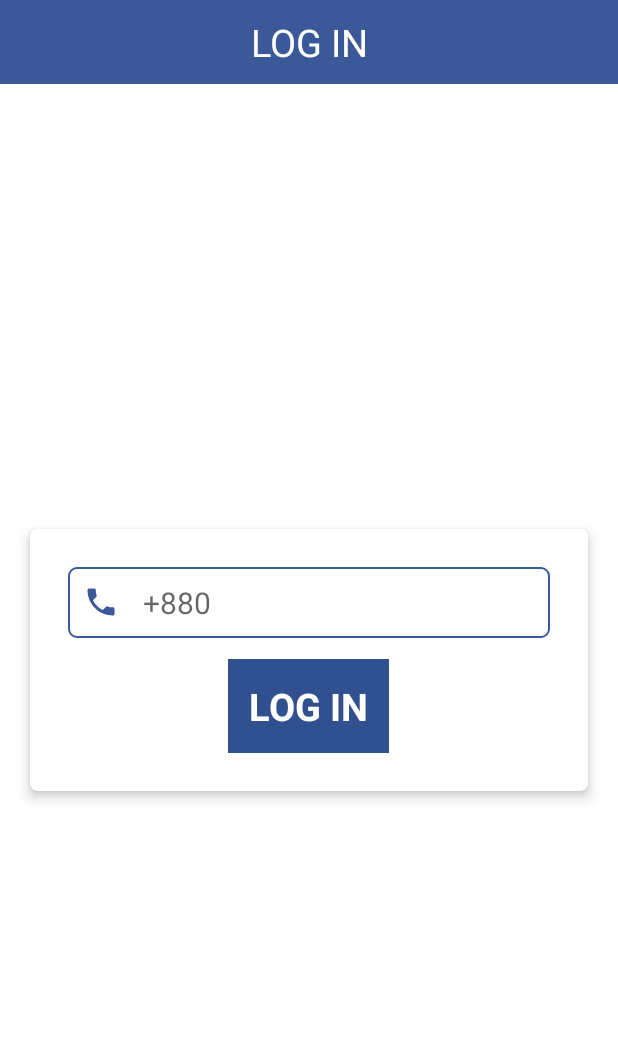
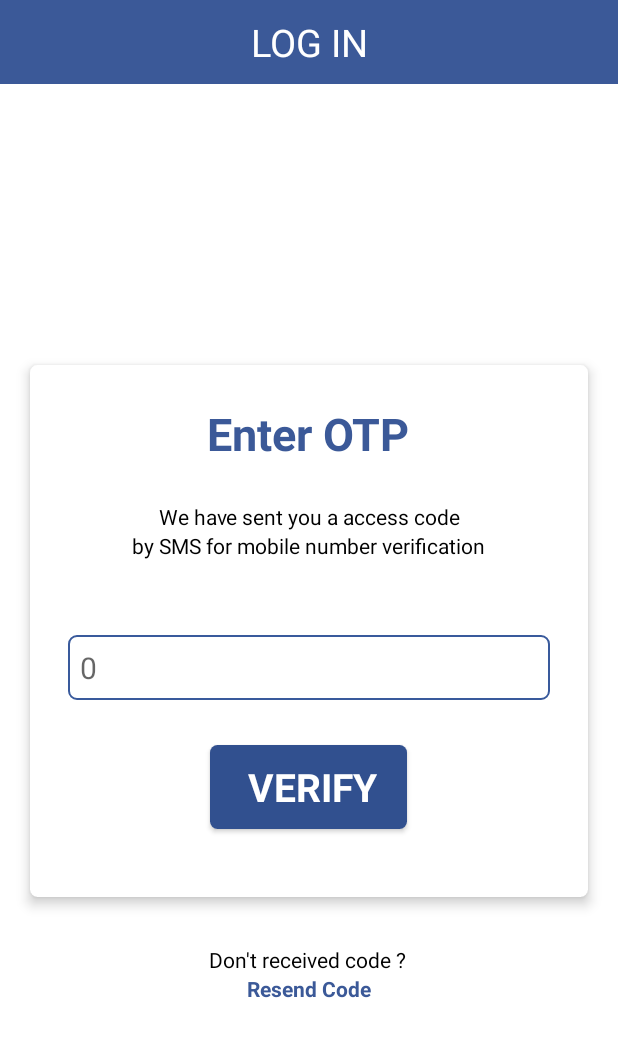
Before and after one commit to LowSpeeddevelopers/Easy_Business_Card, an Android app: the screen it shows after launch (MainActivity), after a tap on "LOG IN", on a phone screen of 412 x 824 dp. Shown: the top 1037 px of the screen. Run offline under Robolectric (Android 15) with nearby library versions, the phone set to English and light mode, and no system bars; our stand-ins replace Firebase (no records; nobody signed in at launch, a user with empty details on screens opened directly); Roboto replaces fonts that are not available here.

```diff
--- a/app/build.gradle
+++ b/app/build.gradle
@@ -12,6 +12,8 @@ android {
         versionName "1.0"
         testInstrumentationRunner "androidx.test.runner.AndroidJUnitRunner"
     }
+
+
     buildTypes {
         release {
             minifyEnabled false
--- a/app/src/main/java/com/nexttech/easybusinesscard/Job/Activity/MainActivity.java
+++ b/app/src/main/java/com/nexttech/easybusinesscard/Job/Activity/MainActivity.java
@@ -17,6 +17,7 @@ import android.graphics.Color;
 import android.net.ConnectivityManager;
 import android.net.NetworkInfo;
 import android.os.Bundle;
+import android.util.Log;
 import android.view.MenuItem;
 import android.view.View;
 import android.widget.FrameLayout;
@@ -25,11 +26,19 @@ import android.widget.LinearLayout;
 import android.widget.TextView;
 import android.widget.Toast;
 
+import com.google.android.gms.tasks.OnCanceledListener;
+import com.google.android.gms.tasks.OnCompleteListener;
+import com.google.android.gms.tasks.OnFailureListener;
+import com.google.android.gms.tasks.OnSuccessListener;
+import com.google.android.gms.tasks.Task;
 import com.google.android.material.navigation.NavigationView;
 import com.google.firebase.auth.FirebaseAuth;
 import com.google.firebase.auth.FirebaseUser;
+import com.google.firebase.database.DataSnapshot;
+import com.google.firebase.database.DatabaseError;
 import com.google.firebase.database.DatabaseReference;
 import com.google.firebase.database.FirebaseDatabase;
+import com.google.firebase.database.ValueEventListener;
 import com.nexttech.easybusinesscard.Job.Fragment.EmployeeSignUp;
 import com.nexttech.easybusinesscard.Job.Fragment.EmployerSignup;
 import com.nexttech.easybusinesscard.Job.Fragment.Login_fragment;
@@ -59,7 +68,7 @@ public class MainActivity extends AppCompatActivity {
     Verification verification;
     public static String mobileNumber;
     AlertDialog.Builder builder;
-    static FirebaseDatabase database;
+     static DatabaseReference database;
     ImageView bagbutton,chatbutton,cardbutton,profilebutton;
     FrameLayout container;
     boolean isSelected = false;
@@ -67,10 +76,13 @@ public class MainActivity extends AppCompatActivity {
     static Context context;
 
 
+
+
+
+
     @Override
     protected void onStart() {
         super.onStart();
-
         if (!hasConnection()){
             builder = new AlertDialog.Builder(this);
             //Uncomment the below code to Set the message and title from the strings.xml file
@@ -88,12 +100,33 @@ public class MainActivity extends AppCompatActivity {
             //Setting the title manually
             alert.setTitle("No Internet");
             alert.show();
-        }
+        }else {
+            if(firebaseUser!=null){
+                database.child("Users").child("Employer").child(firebaseUser.getUid()).addValueEventListener(new ValueEventListener() {
+                    @Override
+                    public void onDataChange(@NonNull DataSnapshot dataSnapshot) {
+                        if(dataSnapshot.exists()){
 
-        if(firebaseUser!=null){
-            getSupportFragmentManager().beginTransaction().replace(R.id.container,new Login_fragment(this,verification)).commit();
-        }else {
-            getSupportFragmentManager().beginTransaction().replace(R.id.container,new Login_fragment(this,verification)).commit();
+                        }else {
+                            Bundle b = new Bundle();
+                            b.putString("phone",firebaseUser.getPhoneNumber());
+                            Fragment f = new signUp_Type(MainActivity.this);
+                            f.setArguments(b);
+
+                            getSupportFragmentManager().beginTransaction().replace(R.id.container,f).commit();
+                        }
+                    }
+
+                    @Override
+                    public void onCancelled(@NonNull DatabaseError databaseError) {
+
+                    }
+                });
+            }else {
+                Fragment f=new Login_fragment(this,verification);
+
+                getSupportFragmentManager().beginTransaction().replace(R.id.container,f).commit();
+            }
         }
     }
 
@@ -108,11 +141,9 @@ public class MainActivity extends AppCompatActivity {
         //getSupportActionBar().setDisplayHomeAsUpEnabled(true);
         container=findViewById(R.id.container);
 
-
         setSupportActionBar(null);
         Toolbar toolbar = findViewById(R.id.toolbarMainActivity);
         TextView toolbartext = toolbar.findViewById(R.id.toolbartext);
-
         bagbutton=findViewById(R.id.bagbutton);
         chatbutton=findViewById(R.id.chatbutton);
         cardbutton=findViewById(R.id.cardbutton);
@@ -122,22 +153,21 @@ public class MainActivity extends AppCompatActivity {
         //userId=firebaseAuth.getCurrentUser().getUid();
         firebaseUser=firebaseAuth.getCurrentUser();
         verification=new Verification(this,firebaseAuth);
-        database = FirebaseDatabase.getInstance();
+        database = FirebaseDatabase.getInstance().getReference();
         context = this;
-
-
-
-
-
-
 
 
         nv = findViewById(R.id.nv);
         bottomnav = findViewById(R.id.bottomnav);
 
 
+
+
+
         nv.setVisibility(View.GONE);
         bottomnav.setVisibility(View.GONE);
+
+
 
 
 
@@ -278,76 +308,43 @@ public class MainActivity extends AppCompatActivity {
                 }
             }
         });
-
         if(firebaseUser!=null){
             nv.setVisibility(View.VISIBLE);
             bottomnav.setVisibility(View.VISIBLE);
         }
-
-
     }
-
     @Override
     public boolean onOptionsItemSelected(MenuItem item) {
         if(t.onOptionsItemSelected(item))
             return true;
         return super.onOptionsItemSelected(item);
     }
-
-
-
-
-
-
-
-
     public static void employerInfoSaveInFirebase(EmployerInfoModel employerInfoModel){
         String userId = firebaseUser.getUid();
-
-        DatabaseReference myRef = database.getReference("Users").child("Employer").child(userId);
-
+        DatabaseReference myRef = database.child("Users").child("Employer").child(userId);
         myRef.setValue(employerInfoModel);
-
         Toast.makeText(context, "Employer Information Insert Successfully", Toast.LENGTH_SHORT).show();
     }
-
     public static void employeeInfoSaveInFirebase(EmployeeInfoModel employeeInfoModel){
         String userId = firebaseUser.getUid();
-
-        DatabaseReference myRef = database.getReference("Users").child("Employee").child(userId);
-
+        DatabaseReference myRef = database.child("Users").child("Employee").child(userId);
         myRef.setValue(employeeInfoModel);
-
         Toast.makeText(context, "Employee Information Insert Successfully", Toast.LENGTH_SHORT).show();
     }
-
     public boolean hasConnection() {
         ConnectivityManager cm = (ConnectivityManager) getSystemService(Context.CONNECTIVITY_SERVICE);
-
         NetworkInfo wifiNetwork = cm.getNetworkInfo(ConnectivityManager.TYPE_WIFI);
         if (wifiNetwork != null && wifiNetwork.isConnected()) {
             return true;
         }
-
         NetworkInfo mobileNetwork = cm.getNetworkInfo(ConnectivityManager.TYPE_MOBILE);
         if (mobileNetwork != null && mobileNetwork.isConnected()) {
             return true;
         }
-
         NetworkInfo activeNetwork = cm.getActiveNetworkInfo();
         if (activeNetwork != null && activeNetwork.isConnected()) {
             return true;
         }
-
         return false;
     }
-
-
-
-
-
-
-
-
-
 }
--- a/app/src/main/java/com/nexttech/easybusinesscard/Job/Fragment/Login_fragment.java
+++ b/app/src/main/java/com/nexttech/easybusinesscard/Job/Fragment/Login_fragment.java
@@ -45,6 +45,13 @@ public class Login_fragment extends Fragment {
                 String number = phone.getText().toString().trim();
                 MainActivity.mobileNumber = number;
                 //MainActivity.viewPager.setCurrentItem(1);
+                Bundle b = new Bundle();
+                b.putString("phone",number);
+
+                Fragment f = new OTP_verification(context,verification);
+                f.setArguments(b);
+
+                getFragmentManager().beginTransaction().replace(R.id.container,f).commit();
                 verification.sendVerificationCode(number);
             }
         });
--- a/app/src/main/java/com/nexttech/easybusinesscard/Job/Fragment/OTP_verification.java
+++ b/app/src/main/java/com/nexttech/easybusinesscard/Job/Fragment/OTP_verification.java
@@ -9,6 +9,7 @@ import android.view.LayoutInflater;
 import android.view.View;
 import android.view.ViewGroup;
 import android.widget.EditText;
+import android.widget.TextView;
 
 import com.google.firebase.auth.FirebaseAuth;
 import com.nexttech.easybusinesscard.Job.Verification;
@@ -24,6 +25,8 @@ public class OTP_verification extends Fragment {
     private FirebaseAuth mAuth;
 
     Verification verification;
+    TextView phonenumber;
+
 
     public OTP_verification(Context context,Verification verification) {
         this.context = context;
@@ -38,6 +41,12 @@ public class OTP_verification extends Fragment {
         mAuth = FirebaseAuth.getInstance();
 
         editTextCode = view.findViewById(R.id.edt_text_code);
+        phonenumber=view.findViewById(R.id.phonenumber);
+
+
+        String s = getArguments().getString("phone");
+
+        phonenumber.setText(s);
 
         //if the automatic sms detection did not work, user can also enter the code manually
         //so adding a click listener to the button
@@ -50,14 +59,12 @@ public class OTP_verification extends Fragment {
                     editTextCode.requestFocus();
                     return;
                 }
-
                 //verifying the code entered manually
                 verification.verifyVerificationCode(code);
+
             }
         });
-
         return view;
-
     }
 
     //the method is sending verification code
--- a/app/src/main/java/com/nexttech/easybusinesscard/Job/Fragment/signUp_Type.java
+++ b/app/src/main/java/com/nexttech/easybusinesscard/Job/Fragment/signUp_Type.java
@@ -6,12 +6,12 @@ import android.os.Bundle;
 
 import androidx.fragment.app.Fragment;
 
+import android.util.Log;
 import android.view.LayoutInflater;
 import android.view.View;
 import android.view.ViewGroup;
 import android.widget.Button;
 
-import com.nexttech.easybusinesscard.Job.Activity.MainActivity;
 import com.nexttech.easybusinesscard.R;
 
 
@@ -32,6 +32,9 @@ public class signUp_Type extends Fragment {
         btnSignupEmployee = view.findViewById(R.id.btn_signUp_employee);
         btnSignupEmployer = view.findViewById(R.id.btn_signUp_employer);
 
+
+        Log.e("phonenumber",getArguments().getString("phone"));
+
         btnSignupEmployee.setOnClickListener(new View.OnClickListener() {
             @Override
             public void onClick(View view) {
--- a/app/src/main/java/com/nexttech/easybusinesscard/Job/Verification.java
+++ b/app/src/main/java/com/nexttech/easybusinesscard/Job/Verification.java
@@ -3,10 +3,12 @@ package com.nexttech.easybusinesscard.Job;
 import android.app.Activity;
 import android.content.Context;
 import android.content.Intent;
+import android.os.Bundle;
 import android.util.Log;
 import android.widget.Toast;
 
 import androidx.annotation.NonNull;
+import androidx.fragment.app.Fragment;
 
 import com.google.android.gms.tasks.OnCompleteListener;
 import com.google.android.gms.tasks.Task;
@@ -17,7 +19,15 @@ import com.google.firebase.auth.FirebaseAuth;
 import com.google.firebase.auth.FirebaseAuthInvalidCredentialsException;
 import com.google.firebase.auth.PhoneAuthCredential;
 import com.google.firebase.auth.PhoneAuthProvider;
+import com.google.firebase.database.DataSnapshot;
+import com.google.firebase.database.DatabaseError;
+import com.google.firebase.database.DatabaseReference;
+import com.google.firebase.database.FirebaseDatabase;
+import com.google.firebase.database.ValueEventListener;
 import com.nexttech.easybusinesscard.Job.Activity.MainActivity;
+import com.nexttech.easybusinesscard.Job.Fragment.SettingsFragment;
+import com.nexttech.easybusinesscard.Job.Fragment.signUp_Type;
+import com.nexttech.easybusinesscard.R;
 
 import java.util.concurrent.TimeUnit;
 
@@ -27,6 +37,9 @@ public class Verification {
 
     Context context;
     FirebaseAuth mAuth;
+    String mobile;
+    DatabaseReference referenc;
+
 
 
     public Verification(Context context, FirebaseAuth mAuth) {
@@ -37,12 +50,15 @@ public class Verification {
     private String mVerificationId;
 
     public void sendVerificationCode(String mobile) {
+        this.mobile = mobile;
         PhoneAuthProvider.getInstance().verifyPhoneNumber(
                 "+88" + mobile,
                 60,
                 TimeUnit.SECONDS,
                 TaskExecutors.MAIN_THREAD,
                 mCallbacks);
+
+        referenc = FirebaseDatabase.getInstance().getReference();
     }
 
 
@@ -96,25 +112,15 @@ public class Verification {
         signInWithPhoneAuthCredential(credential);
     }
 
-    public void signInWithPhoneAuthCredential(PhoneAuthCredential credential) {
+    public void signInWithPhoneAuthCredential(final PhoneAuthCredential credential) {
         mAuth.signInWithCredential(credential)
                 .addOnCompleteListener((Activity) context, new OnCompleteListener<AuthResult>() {
                     @Override
                     public void onComplete(@NonNull Task<AuthResult> task) {
                         if (task.isSuccessful()) {
-                            //verification successful we will start the profile activity
-
-                            boolean isRegistered = false;
-
-                            if (isRegistered){
-                                Intent intent = new Intent(context, MainActivity.class);
-                                intent.setFlags(Intent.FLAG_ACTIVITY_NEW_TASK | Intent.FLAG_ACTIVITY_CLEAR_TASK);
-                                context.startActivity(intent);
-                            } else {
-                               // MainActivity.viewPager.setCurrentItem(2);
-                            }
-
-
+                            Toast.makeText(context, "Account Creation Successful", Toast.LENGTH_SHORT).show();
+                            Intent i =new Intent(context,MainActivity.class);
+                            context.startActivity(i);
                         } else {
 
                             //verification unsuccessful.. display an error message
--- a/app/src/main/res/layout/activity_main.xml
+++ b/app/src/main/res/layout/activity_main.xml
@@ -63,5 +63,11 @@
         android:layout_gravity="start"
         app:headerLayout="@layout/nav_header"
         android:id="@+id/nv">
+
+        <TextView
+            android:layout_width="wrap_content"
+            android:layout_height="wrap_content"
+            android:text="this is the text"/>
+
     </com.google.android.material.navigation.NavigationView>
 </androidx.drawerlayout.widget.DrawerLayout>
--- a/app/src/main/res/layout/fragment_otp_verification_mobile.xml
+++ b/app/src/main/res/layout/fragment_otp_verification_mobile.xml
@@ -41,11 +41,6 @@
                 android:orientation="vertical"
                 android:gravity="center">
 
-
-
-
-
-
                 <TextView
                     android:id="@+id/enter_otp"
                     android:layout_width="wrap_content"
@@ -79,6 +74,13 @@
                     android:text="by SMS for mobile number verification"/>
 
 
+                <TextView
+                    android:layout_width="match_parent"
+                    android:layout_height="wrap_content"
+                    android:textSize="18sp"
+                    android:text="number"
+                    android:id="@+id/phonenumber"
+                    android:gravity="center"/>
 
             </LinearLayout>
             <View
```
